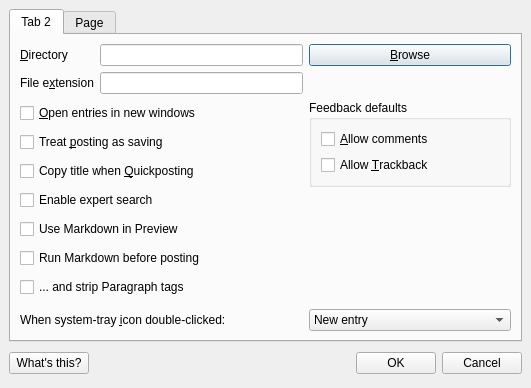
First picture: the form in PrefsForm.ui, repository IndigoJo/qtm-1.x, before the edit.
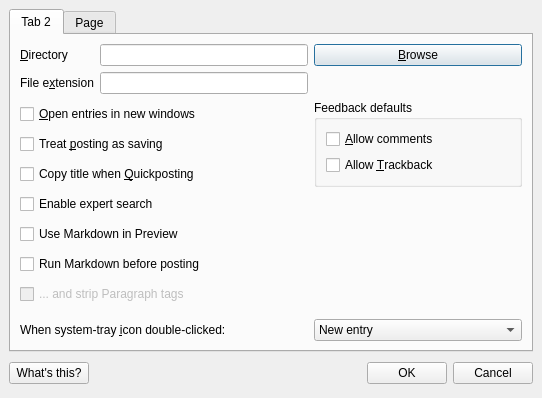
Second picture: the form after the edit. The open tabs and pages were chosen to show the change. Icons and pictures are not drawn.

Commit message: PrefsForm*.ui - Disabled chStripParaTags

Patch:
```diff
--- a/PrefsForm.ui
+++ b/PrefsForm.ui
@@ -6,8 +6,8 @@
    <rect>
     <x>0</x>
     <y>0</y>
-    <width>531</width>
-    <height>388</height>
+    <width>542</width>
+    <height>398</height>
    </rect>
   </property>
   <property name="sizePolicy" >
@@ -151,6 +151,9 @@
          </item>
          <item>
           <widget class="QCheckBox" name="chStripParaTags" >
+           <property name="enabled" >
+            <bool>false</bool>
+           </property>
            <property name="whatsThis" >
             <string>Strip out paragraph tags (&amp;lt;p>) between running Markdown and posting the entry.  Use this if your blogging system converts line breaks automatically.</string>
            </property>
```
Left out of the diff: 4 changed lines with no effect on the pictures. The commit also changes 1 other file.
